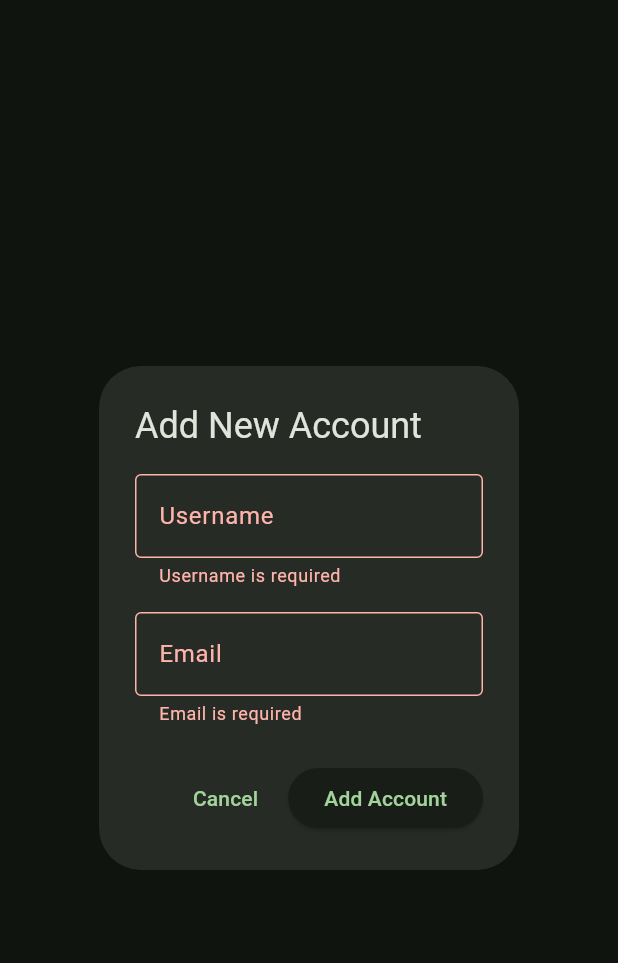
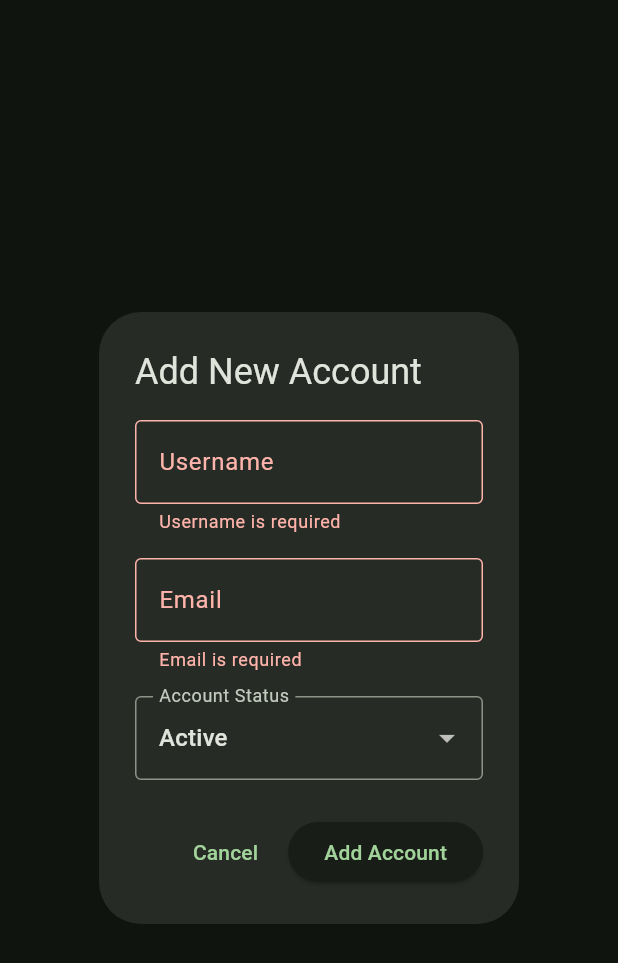
Before and after one commit to TheGreatBabushka/osrs-bot-dashboard, a Flutter app: the AddAccountDialog widget shown alone on an empty page, opened directly, after a tap on "Add Account", on a phone screen of 412 x 824 dp. Shown: the top 963 px of the screen. Run offline on Flutter 3.47's test engine with Material 2 defaults, Android fonts, the phone set to English and light mode, and no system bars; our stand-ins replace shared_preferences; accounts and stored records are empty; network calls fail.

Commit message:
Add account status selection to account creation
Co-authored-by: TheGreatBabushka <9371893+TheGreatBabushka@users.noreply.github.com>

```diff
--- a/lib/api/bot_api.dart
+++ b/lib/api/bot_api.dart
@@ -94,12 +94,19 @@ class BotAPI {
   /*
    * Creates a new account
    */
-  Future<bool> createAccount(String username, String email) async {
+  Future<bool> createAccount(String username, String email, AccountStatus status) async {
     try {
+      // Convert status enum to string format expected by backend
+      String statusString = status.toString().split('.').last.toLowerCase();
+
       var response = await http.post(
         Uri.parse("$baseUrl/accounts"),
         headers: {"Content-Type": "application/json"},
-        body: jsonEncode({"username": username, "email": email}),
+        body: jsonEncode({
+          "username": username,
+          "email": email,
+          "status": statusString,
+        }),
       );
 
       return response.statusCode == 200 || response.statusCode == 201;
--- a/lib/dialog/add_account_dialog.dart
+++ b/lib/dialog/add_account_dialog.dart
@@ -1,4 +1,5 @@
 import 'package:flutter/material.dart';
+import 'package:osrs_bot_dashboard/api/account.dart';
 import 'package:osrs_bot_dashboard/api/bot_api.dart';
 import 'package:osrs_bot_dashboard/api/bot_provider.dart';
 import 'package:osrs_bot_dashboard/state/settings_model.dart';
@@ -16,6 +17,7 @@ class _AddAccountDialogState extends State<AddAccountDialog> {
   final TextEditingController _usernameController = TextEditingController();
   final TextEditingController _emailController = TextEditingController();
   bool _isSubmitting = false;
+  AccountStatus _selectedStatus = AccountStatus.ACTIVE;
 
   @override
   void dispose() {
@@ -75,6 +77,29 @@ class _AddAccountDialogState extends State<AddAccountDialog> {
               },
               enabled: !_isSubmitting,
             ),
+            const SizedBox(height: 16),
+            DropdownButtonFormField<AccountStatus>(
+              value: _selectedStatus,
+              decoration: const InputDecoration(
+                labelText: 'Account Status',
+                border: OutlineInputBorder(),
+              ),
+              items: AccountStatus.values.map((AccountStatus status) {
+                return DropdownMenuItem<AccountStatus>(
+                  value: status,
+                  child: Text(_getStatusLabel(status)),
+                );
+              }).toList(),
+              onChanged: _isSubmitting
+                  ? null
+                  : (AccountStatus? newValue) {
+                      if (newValue != null) {
+                        setState(() {
+                          _selectedStatus = newValue;
+                        });
+                      }
+                    },
+            ),
           ],
         ),
       ),
@@ -119,7 +144,7 @@ class _AddAccountDialogState extends State<AddAccountDialog> {
     final username = _usernameController.text.trim();
     final email = _emailController.text.trim();
 
-    final success = await api.createAccount(username, email);
+    final success = await api.createAccount(username, email, _selectedStatus);
 
     if (!mounted) return;
 
@@ -149,4 +174,15 @@ class _AddAccountDialogState extends State<AddAccountDialog> {
       );
     }
   }
+
+  String _getStatusLabel(AccountStatus status) {
+    switch (status) {
+      case AccountStatus.ACTIVE:
+        return 'Active';
+      case AccountStatus.INACTIVE:
+        return 'Inactive';
+      case AccountStatus.BANNED:
+        return 'Banned';
+    }
+  }
 }
```
Also changed, not shown: 1 other file.
